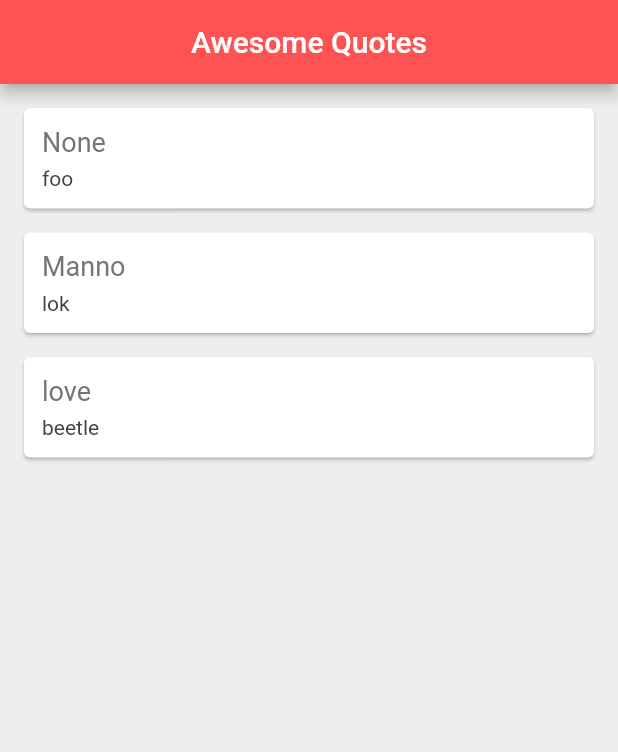
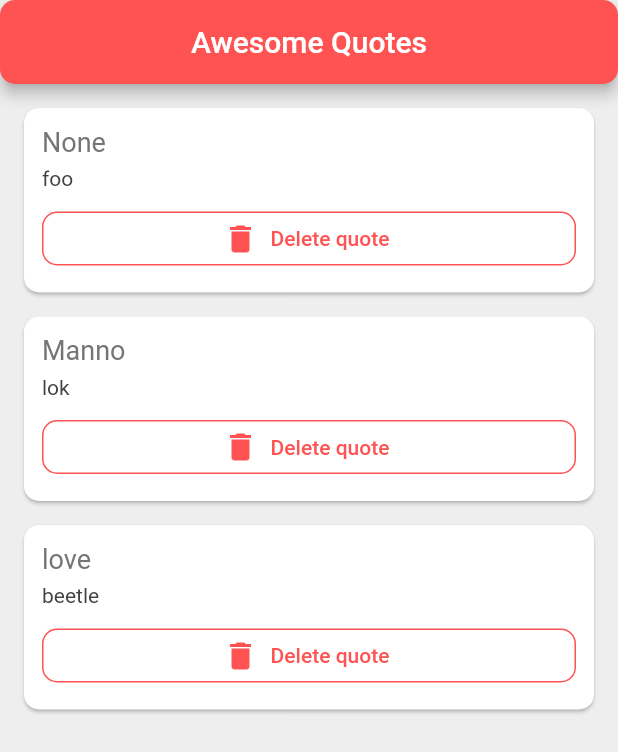
Before and after one commit to zubeirom/quotesApp, a Flutter app: the screen it shows after launch, on a phone screen of 412 x 824 dp. Shown: the top 752 px of the screen. Run offline on Flutter 3.47's test engine with Material 2 defaults, Android fonts, the phone set to English and light mode, and no system bars.

Commit message:
ui changes and add delete quote and extract widget

```diff
--- a/lib/main.dart
+++ b/lib/main.dart
@@ -1,5 +1,6 @@
 import 'package:flutter/material.dart';
 import 'package:quotes/quote.dart';
+import 'package:quotes/quote_card.dart';
 
 void main() {
   runApp(MaterialApp(
@@ -19,35 +20,6 @@ class _QuoteListState extends State<QuoteList> {
     Quote(author: 'beetle', text: 'love'),
   ];
 
-  Widget quoteTemplate(Quote quote) {
-    return Card(
-      margin: EdgeInsets.fromLTRB(16, 16, 16, 0),
-      child: Padding(
-        padding: const EdgeInsets.all(12.0),
-        child: Column(
-          crossAxisAlignment: CrossAxisAlignment.stretch,
-          children: <Widget>[
-            Text(
-              quote.text,
-              style: TextStyle(
-                fontSize: 18,
-                color: Colors.grey[600],
-              )
-            ),
-            SizedBox(height: 6),
-            Text(
-              quote.author,
-              style: TextStyle(
-                fontSize: 14,
-                color: Colors.grey[800]
-              )
-            )
-          ],
-        ),
-      )
-    );
-  }
-
   @override
   Widget build(BuildContext context) {
     return Scaffold(
@@ -56,9 +28,19 @@ class _QuoteListState extends State<QuoteList> {
         title: Text('Awesome Quotes'),
         centerTitle: true,
         backgroundColor: Colors.redAccent,
+        shape: RoundedRectangleBorder(
+          borderRadius: BorderRadius.circular(10)
+        ),
       ),
       body: Column(
-        children: quotes.map((q) => quoteTemplate(q)).toList(),
+        children: quotes.map((q) => QuoteCard(
+          quote: q,
+          delete: () {
+            setState(() {
+              quotes.remove(q);
+            });
+          }
+        )).toList(),
       ),
     );
   }
--- /dev/null
+++ b/lib/quote_card.dart
@@ -0,0 +1,61 @@
+import 'package:flutter/material.dart';
+import 'package:quotes/quote.dart';
+
+class QuoteCard extends StatelessWidget {
+
+  final Quote quote;
+  final Function delete;
+
+  QuoteCard({this.quote, this.delete});
+
+  @override
+  Widget build(BuildContext context) {
+    return Card(
+        margin: EdgeInsets.fromLTRB(16, 16, 16, 0),
+        child: Padding(
+          padding: const EdgeInsets.all(12.0),
+          child: Column(
+            crossAxisAlignment: CrossAxisAlignment.stretch,
+            children: <Widget>[
+              Text(
+                  quote.text,
+                  style: TextStyle(
+                    fontSize: 18,
+                    color: Colors.grey[600],
+                  )
+              ),
+              SizedBox(height: 6),
+              Text(
+                  quote.author,
+                  style: TextStyle(
+                      fontSize: 14,
+                      color: Colors.grey[800]
+                  )
+              ),
+              SizedBox(height: 8),
+              FlatButton.icon(
+                onPressed: delete,
+                label: Text(
+                  'Delete quote',
+                  style: TextStyle(
+                    color: Colors.redAccent
+                  ),
+                ),
+                icon: Icon(
+                  Icons.delete,
+                  color: Colors.redAccent,
+                ),
+                shape: RoundedRectangleBorder(
+                  borderRadius: BorderRadius.circular(10),
+                  side: BorderSide(color: Colors.redAccent)
+                ),
+              )
+            ],
+          ),
+        ),
+      shape: RoundedRectangleBorder(
+        borderRadius: BorderRadius.circular(10)
+      ),
+    );
+  }
+}
```
